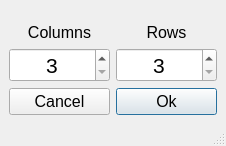
Pinguinsan/QMineSweeper, file forms/boardresizewindow.ui: the form before one commit.
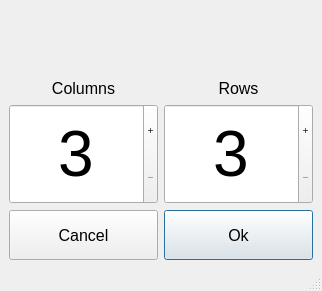
The form after the commit.

Diff of the .ui file:
```diff
--- a/forms/boardresizewindow.ui
+++ b/forms/boardresizewindow.ui
@@ -7,7 +7,7 @@
     <x>0</x>
     <y>0</y>
     <width>226</width>
-    <height>146</height>
+    <height>291</height>
    </rect>
   </property>
   <property name="windowTitle">
@@ -75,6 +75,12 @@
       </item>
       <item row="2" column="0" rowspan="2" colspan="3">
        <widget class="QSpinBox" name="columnsBox">
+        <property name="minimumSize">
+         <size>
+          <width>0</width>
+          <height>100</height>
+         </size>
+        </property>
         <property name="maximumSize">
          <size>
           <width>16777215</width>
@@ -83,7 +89,7 @@
         </property>
         <property name="font">
          <font>
-          <pointsize>16</pointsize>
+          <pointsize>48</pointsize>
          </font>
         </property>
         <property name="autoFillBackground">
@@ -92,6 +98,9 @@
         <property name="alignment">
          <set>Qt::AlignCenter</set>
         </property>
+        <property name="buttonSymbols">
+         <enum>QAbstractSpinBox::PlusMinus</enum>
+        </property>
         <property name="suffix">
          <string/>
         </property>
@@ -105,6 +114,12 @@
       </item>
       <item row="4" column="0" colspan="3">
        <widget class="QPushButton" name="cancelButton">
+        <property name="minimumSize">
+         <size>
+          <width>100</width>
+          <height>50</height>
+         </size>
+        </property>
         <property name="font">
          <font>
           <pointsize>12</pointsize>
@@ -117,6 +132,12 @@
       </item>
       <item row="4" column="3" colspan="3">
        <widget class="QPushButton" name="okayButton">
+        <property name="minimumSize">
+         <size>
+          <width>100</width>
+          <height>50</height>
+         </size>
+        </property>
         <property name="font">
          <font>
           <pointsize>12</pointsize>
@@ -132,6 +153,12 @@
       </item>
       <item row="2" column="3" rowspan="2" colspan="3">
        <widget class="QSpinBox" name="rowsBox">
+        <property name="minimumSize">
+         <size>
+          <width>0</width>
+          <height>100</height>
+         </size>
+        </property>
         <property name="maximumSize">
          <size>
           <width>16777215</width>
@@ -140,7 +167,7 @@
         </property>
         <property name="font">
          <font>
-          <pointsize>16</pointsize>
+          <pointsize>48</pointsize>
          </font>
         </property>
         <property name="autoFillBackground">
@@ -149,6 +176,9 @@
         <property name="alignment">
          <set>Qt::AlignCenter</set>
         </property>
+        <property name="buttonSymbols">
+         <enum>QAbstractSpinBox::PlusMinus</enum>
+        </property>
         <property name="keyboardTracking">
          <bool>true</bool>
         </property>
```
